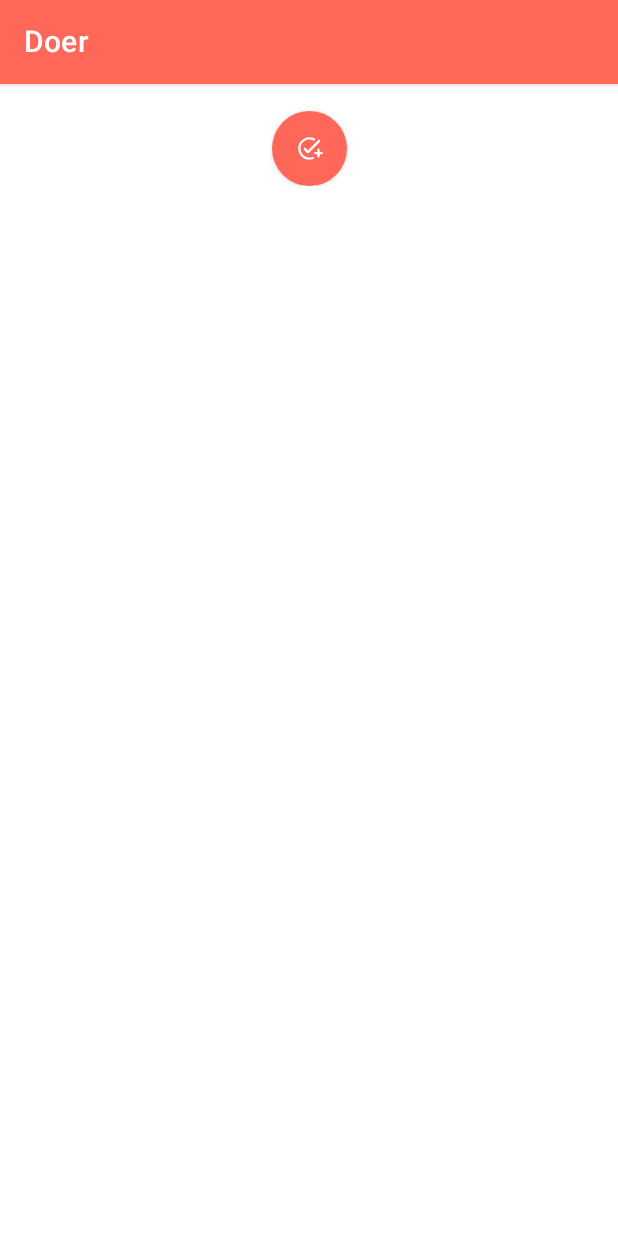
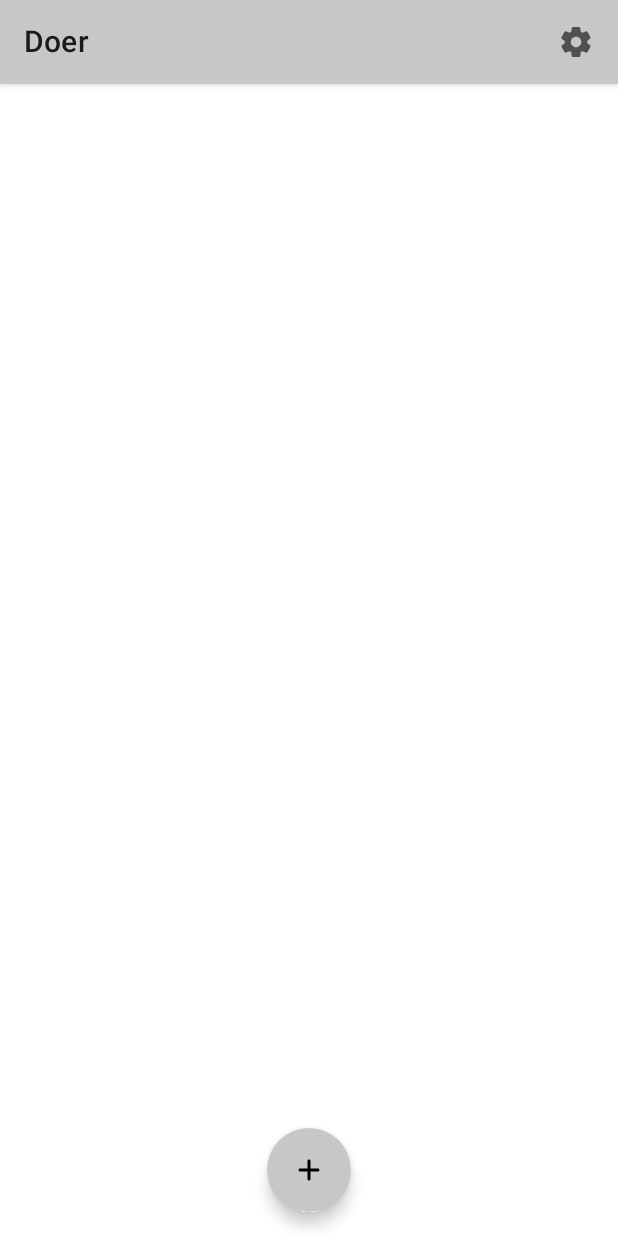
Before and after one commit to anikolsky/Doer, an Android app built with Jetpack Compose: the screen it shows after launch (MainActivity), on a phone screen of 412 x 824 dp. Run offline under Robolectric (Android 15) with nearby library versions, the phone set to English and light mode, and no system bars; our stand-ins replace Dagger/Hilt's generated code, Room's generated code, accompanist.

Commit message:
added settings screen and datastore, snackbar undo delete action, structural changes

```diff
--- a/app/build.gradle
+++ b/app/build.gradle
@@ -55,6 +55,8 @@ dependencies {
     implementation "androidx.compose.ui:ui:$compose_ui_version"
     implementation "androidx.compose.ui:ui-tooling-preview:$compose_ui_version"
     implementation 'androidx.compose.material:material:1.3.1'
+    implementation 'androidx.datastore:datastore-preferences:1.0.0'
+    implementation 'com.google.accompanist:accompanist-systemuicontroller:0.28.0'
 
     // Lifecycle
     implementation "androidx.lifecycle:lifecycle-runtime-ktx:$lifecycle_version"
@@ -80,7 +82,7 @@ dependencies {
     androidTestImplementation 'androidx.test.ext:junit:1.1.5'
     androidTestImplementation 'androidx.test.espresso:espresso-core:3.5.1'
     androidTestImplementation "androidx.compose.ui:ui-test-junit4:$compose_ui_version"
-    androidTestImplementation "androidx.test.ext:truth:1.5.0"
+    androidTestImplementation 'androidx.test.ext:truth:1.5.0'
     debugImplementation "androidx.compose.ui:ui-tooling:$compose_ui_version"
     debugImplementation "androidx.compose.ui:ui-test-manifest:$compose_ui_version"
 }
--- a/app/src/main/AndroidManifest.xml
+++ b/app/src/main/AndroidManifest.xml
@@ -2,19 +2,21 @@
 <manifest xmlns:android="http://schemas.android.com/apk/res/android"
     xmlns:tools="http://schemas.android.com/tools">
 
+<!--    <uses-permission android:name="android.permission.VIBRATE" />-->
+
     <application
+        android:name=".App"
         android:allowBackup="true"
         android:dataExtractionRules="@xml/data_extraction_rules"
         android:fullBackupContent="@xml/backup_rules"
         android:icon="@mipmap/ic_launcher"
         android:label="@string/app_name"
-        android:name=".App"
         android:roundIcon="@mipmap/ic_launcher_round"
         android:supportsRtl="true"
         android:theme="@style/Theme.Doer"
         tools:targetApi="31">
         <activity
-            android:name=".presentation.MainActivity"
+            android:name=".ui.MainActivity"
             android:exported="true"
             android:label="@string/app_name"
             android:theme="@style/Theme.Doer">
--- a/app/src/main/java/com/omtorney/doer/data/Repository.kt
+++ /dev/null
@@ -1,15 +0,0 @@
-package com.omtorney.doer.data
-
-import com.omtorney.doer.data.database.NoteDao
-import com.omtorney.doer.model.Note
-import javax.inject.Inject
-
-class Repository @Inject constructor(
-    private val noteDao: NoteDao
-) {
-    suspend fun addNote(note: Note) = noteDao.insert(note)
-
-    suspend fun updateNote(note: Note) = noteDao.update(note)
-
-    suspend fun deleteNote(note: Note) = noteDao.delete(note)
-}
--- /dev/null
+++ b/app/src/main/java/com/omtorney/doer/data/RepositoryImpl.kt
@@ -0,0 +1,30 @@
+package com.omtorney.doer.data
+
+import com.omtorney.doer.data.database.NoteDao
+import com.omtorney.doer.domain.Repository
+import com.omtorney.doer.model.Note
+import com.omtorney.doer.util.Constants
+import kotlinx.coroutines.flow.Flow
+import javax.inject.Inject
+
+class RepositoryImpl @Inject constructor(
+    private val noteDao: NoteDao,
+    private val settingsStore: SettingsStore
+) : Repository {
+    override suspend fun addNote(note: Note) = noteDao.insert(note)
+
+    override suspend fun updateNote(note: Note) = noteDao.update(note)
+
+    override suspend fun deleteNote(note: Note) = noteDao.delete(note)
+
+    override val getLineSeparatorState = settingsStore.getLineSeparatorState
+
+    override suspend fun setLineSeparatorState(enabled: Boolean) =
+        settingsStore.setLineSeparatorState(enabled)
+
+    override val getAccentColor: Flow<Long> = settingsStore.getAccentColor
+
+    override suspend fun setAccentColor(color: Long) = settingsStore.setAccentColor(color)
+
+    override val getInitialColor = Constants.initialColor
+}
--- /dev/null
+++ b/app/src/main/java/com/omtorney/doer/data/SettingsStore.kt
@@ -0,0 +1,44 @@
+package com.omtorney.doer.data
+
+import android.content.Context
+import androidx.datastore.core.DataStore
+import androidx.datastore.preferences.core.Preferences
+import androidx.datastore.preferences.core.booleanPreferencesKey
+import androidx.datastore.preferences.core.edit
+import androidx.datastore.preferences.core.longPreferencesKey
+import androidx.datastore.preferences.preferencesDataStore
+import com.omtorney.doer.util.Constants
+import kotlinx.coroutines.flow.Flow
+import kotlinx.coroutines.flow.map
+import javax.inject.Inject
+
+class SettingsStore @Inject constructor(private val context: Context) {
+
+    companion object {
+        private val Context.dataStore: DataStore<Preferences> by preferencesDataStore("DoerSettings")
+        val LINE_SEPARATOR_STATE = booleanPreferencesKey("line_separator_state")
+        val ACCENT_COLOR = longPreferencesKey("accent_color")
+    }
+
+    val getLineSeparatorState: Flow<Boolean> = context.dataStore.data
+        .map { preferences ->
+            preferences[LINE_SEPARATOR_STATE] ?: true
+        }
+
+    suspend fun setLineSeparatorState(state: Boolean) {
+        context.dataStore.edit { preferences ->
+            preferences[LINE_SEPARATOR_STATE] = state
+        }
+    }
+
+    val getAccentColor: Flow<Long> = context.dataStore.data
+        .map { preferences ->
+            preferences[ACCENT_COLOR] ?: Constants.initialColor
+        }
+
+    suspend fun setAccentColor(color: Long) {
+        context.dataStore.edit { preferences ->
+            preferences[ACCENT_COLOR] = color
+        }
+    }
+}
--- a/app/src/main/java/com/omtorney/doer/di/DataModule.kt
+++ b/app/src/main/java/com/omtorney/doer/di/DataModule.kt
@@ -2,9 +2,11 @@ package com.omtorney.doer.di
 
 import android.content.Context
 import androidx.room.Room
-import com.omtorney.doer.data.Repository
+import com.omtorney.doer.data.RepositoryImpl
+import com.omtorney.doer.data.SettingsStore
 import com.omtorney.doer.data.database.AppDatabase
 import com.omtorney.doer.data.database.NoteDao
+import com.omtorney.doer.domain.Repository
 import dagger.Module
 import dagger.Provides
 import dagger.hilt.InstallIn
@@ -34,7 +36,16 @@ object DataModule {
 
     @Provides
     @Singleton
-    fun provideRepository(noteDao: NoteDao): Repository {
-        return Repository(noteDao)
+    fun provideSettingsStore(@ApplicationContext appContext: Context) : SettingsStore {
+        return SettingsStore(appContext)
+    }
+
+    @Provides
+    @Singleton
+    fun provideRepository(
+        noteDao: NoteDao,
+        settingsStore: SettingsStore
+    ): Repository {
+        return RepositoryImpl(noteDao, settingsStore)
     }
 }
--- /dev/null
+++ b/app/src/main/java/com/omtorney/doer/domain/Repository.kt
@@ -0,0 +1,23 @@
+package com.omtorney.doer.domain
+
+import com.omtorney.doer.model.Note
+import kotlinx.coroutines.flow.Flow
+
+interface Repository {
+
+    suspend fun addNote(note: Note)
+
+    suspend fun updateNote(note: Note)
+
+    suspend fun deleteNote(note: Note)
+
+    val getLineSeparatorState: Flow<Boolean>
+
+    suspend fun setLineSeparatorState(enabled: Boolean)
+
+    val getAccentColor: Flow<Long>
+
+    suspend fun setAccentColor(color: Long)
+
+    val getInitialColor: Long
+}
--- a/app/src/main/java/com/omtorney/doer/presentation/MainActivity.kt
+++ b/app/src/main/java/com/omtorney/doer/ui/MainActivity.kt
@@ -1,4 +1,4 @@
-package com.omtorney.doer.presentation
+package com.omtorney.doer.ui
 
 import android.os.Bundle
 import androidx.activity.ComponentActivity
--- a/app/src/main/java/com/omtorney/doer/ui/compose/DoerApp.kt
+++ b/app/src/main/java/com/omtorney/doer/ui/compose/DoerApp.kt
@@ -1,24 +1,36 @@
 package com.omtorney.doer.ui.compose
 
 import androidx.compose.runtime.Composable
+import androidx.compose.ui.graphics.Color
+import androidx.compose.ui.viewinterop.AndroidView
 import androidx.hilt.navigation.compose.hiltViewModel
 import androidx.navigation.NavGraph.Companion.findStartDestination
 import androidx.navigation.compose.NavHost
 import androidx.navigation.compose.composable
 import androidx.navigation.compose.rememberNavController
-import com.omtorney.doer.presentation.HomeViewModel
+import com.google.accompanist.systemuicontroller.rememberSystemUiController
+import com.omtorney.doer.ui.viewmodel.HomeViewModel
+import com.omtorney.doer.ui.viewmodel.SettingsViewModel
 
 @Composable
 fun DoerApp() {
+    val systemUiController = rememberSystemUiController()
     val navController = rememberNavController()
-    val viewModel: HomeViewModel = hiltViewModel()
+    val homeViewModel: HomeViewModel = hiltViewModel()
+    val settingsViewModel: SettingsViewModel = hiltViewModel()
+
+    systemUiController.setStatusBarColor(
+        color = Color.Transparent,
+        darkIcons = true
+    )
+
     NavHost(
         navController = navController,
         startDestination = Screen.Home.route,
     ) {
         composable(Screen.Home.route) {
             HomeScreen(
-                viewModel = viewModel,
+                viewModel = homeViewModel,
                 onNoteClick = {
                     navController.navigate(Screen.Note.route) {
                         popUpTo(navController.graph.findStartDestination().id) { saveState = true }
@@ -33,12 +45,25 @@ fun DoerApp() {
                         launchSingleTop = true
                         restoreState = true
                     }
+                },
+                onSettingsClick = {
+                    navController.navigate(Screen.Settings.route) {
+                        popUpTo(navController.graph.findStartDestination().id) { saveState = true }
+                        launchSingleTop = true
+                        restoreState = true
+                    }
                 }
             )
         }
         composable(Screen.Note.route) {
             NoteScreen(
-                viewModel = viewModel,
+                viewModel = homeViewModel,
+                onClickClose = { navController.popBackStack() }
+            )
+        }
+        composable(Screen.Settings.route) {
+            SettingsScreen(
+                viewModel = settingsViewModel,
                 onClickClose = { navController.popBackStack() }
             )
         }
@@ -48,4 +73,5 @@ fun DoerApp() {
 private sealed class Screen(val route: String) {
     object Home : Screen("home")
     object Note : Screen("note")
+    object Settings : Screen("settings")
 }
--- a/app/src/main/java/com/omtorney/doer/ui/compose/HomeScreen.kt
+++ b/app/src/main/java/com/omtorney/doer/ui/compose/HomeScreen.kt
@@ -2,21 +2,26 @@ package com.omtorney.doer.ui.compose
 
 import androidx.compose.foundation.ExperimentalFoundationApi
 import androidx.compose.foundation.background
+import androidx.compose.foundation.border
 import androidx.compose.foundation.layout.*
 import androidx.compose.foundation.lazy.LazyColumn
 import androidx.compose.foundation.lazy.items
-import androidx.compose.foundation.shape.RoundedCornerShape
 import androidx.compose.material.*
-import androidx.compose.runtime.Composable
-import androidx.compose.runtime.collectAsState
-import androidx.compose.runtime.getValue
-import androidx.compose.ui.Alignment
+import androidx.compose.material.icons.Icons
+import androidx.compose.material.icons.rounded.Add
+import androidx.compose.material.icons.rounded.Settings
+import androidx.compose.runtime.*
+import androidx.compose.runtime.saveable.rememberSaveable
 import androidx.compose.ui.Modifier
-import androidx.compose.ui.res.painterResource
+import androidx.compose.ui.graphics.Color
+import androidx.compose.ui.graphics.Shape
 import androidx.compose.ui.res.stringResource
 import androidx.compose.ui.unit.dp
+import androidx.compose.ui.window.Dialog
 import com.omtorney.doer.R
-import com.omtorney.doer.presentation.HomeViewModel
+import com.omtorney.doer.model.Note
+import com.omtorney.doer.ui.viewmodel.HomeViewModel
+import kotlinx.coroutines.launch
 
 @OptIn(
     ExperimentalMaterialApi::class,
@@ -26,16 +31,78 @@ import com.omtorney.doer.presentation.HomeViewModel
 fun HomeScreen(
     viewModel: HomeViewModel,
     onNoteClick: () -> Unit,
-    onAddNoteClick: () -> Unit
+    onAddNoteClick: () -> Unit,
+    onSettingsClick: () -> Unit,
+    modifier: Modifier = Modifier
 ) {
     val notes by viewModel.allNotes.collectAsState()
+    val accentColor by viewModel.accentColor.collectAsState()
+    val lineSeparatorState by viewModel.lineSeparatorState.collectAsState()
+    val scaffoldState = rememberScaffoldState()
+    val coroutineScope = rememberCoroutineScope()
 
-    Scaffold(topBar = {
+    Scaffold(
+        topBar = {
             TopAppBar(
                 title = { Text(text = stringResource(R.string.app_name)) },
-            backgroundColor = MaterialTheme.colors.primary
+                backgroundColor = Color(accentColor),
+                actions = {
+                    IconButton(onClick = onSettingsClick) {
+                        Icon(
+                            imageVector = Icons.Rounded.Settings,
+                            contentDescription = stringResource(R.string.settings)
                         )
-    })
+                    }
+                }
+            )
+        },
+        floatingActionButton = {
+            FloatingActionButton(
+                onClick = {
+                    viewModel.resetSelectedNote()
+                    onAddNoteClick()
+                },
+                backgroundColor = Color(accentColor)
+            ) {
+                Icon(
+                    imageVector = Icons.Rounded.Add,
+                    contentDescription = stringResource(R.string.add)
+                )
+            }
+        },
+        floatingActionButtonPosition = FabPosition.Center,
+        scaffoldState = scaffoldState,
+        snackbarHost = {
+
+            SnackbarHost(
+                hostState = it,
+                snackbar = { data ->
+                    Snackbar(
+                        action = {
+                            data.actionLabel?.let { actionLabel ->
+                                TextButton(onClick = { viewModel.undoDeleteNote() }) {
+                                    Text(
+                                        text = actionLabel,
+                                        style = MaterialTheme.typography.body2
+                                    )
+                                }
+                            }
+                        },
+                        backgroundColor = MaterialTheme.colors.background,
+                        shape = MaterialTheme.shapes.small,
+                        modifier = Modifier.padding(16.dp)
+                    ) {
+                        Text(
+                            text = data.message,
+                            style = MaterialTheme.typography.body2,
+                            color = MaterialTheme.colors.onBackground
+                        )
+                    }
+                },
+                modifier = modifier
+            )
+        }
+    )
     { paddingValues ->
         LazyColumn(modifier = Modifier.padding(paddingValues)) {
             items(
@@ -48,6 +115,13 @@ fun HomeScreen(
                             it == DismissValue.DismissedToEnd
                         ) {
                             viewModel.deleteNote(note)
+                            coroutineScope.launch {
+                                scaffoldState.snackbarHostState.showSnackbar(
+                                    message = "Deleted",
+                                    actionLabel = "Undo",
+                                    duration = SnackbarDuration.Short
+                                )
+                            }
                             return@rememberDismissState true
                         }
                         return@rememberDismissState false
@@ -55,46 +129,23 @@ fun HomeScreen(
                 )
                 NoteItem(
                     note = note,
-                    onNoteClick = { noteItem ->
-                        viewModel.selectNote(noteItem)
+                    onNoteClick = {
+                        viewModel.selectNote(note)
                         onNoteClick()
                     },
                     onLongClick = { /* TODO something */ },
                     dismissState = dismissState,
                     modifier = Modifier.animateItemPlacement()
                 )
+                if (lineSeparatorState) {
                     Spacer(
                         modifier = Modifier
                             .fillMaxWidth()
                             .height(0.5.dp)
-                        .background(color = MaterialTheme.colors.primary.copy(alpha = 0.1f))
-                )
-            }
-            item(key = "add_button") {
-                Box(
-                    modifier = Modifier
-                        .animateItemPlacement()
-                        .fillMaxWidth()
-                ) {
-                    Button(
-                        onClick = {
-                            viewModel.resetSelectedNote()
-                            onAddNoteClick()
-                        },
-                        shape = RoundedCornerShape(25.dp),
-                        modifier = Modifier
-                            .align(Alignment.Center)
-                            .padding(top = 18.dp)
-                            .height(50.dp)
-                            .width(50.dp)
-                    ) {
-                        Icon(
-                            painter = painterResource(R.drawable.ic_round_add_task),
-                            contentDescription = stringResource(R.string.add)
+                            .background(color = Color(accentColor).copy(alpha = 0.2f))
                     )
                 }
             }
         }
     }
 }
-}
--- a/app/src/main/java/com/omtorney/doer/ui/compose/NoteItem.kt
+++ b/app/src/main/java/com/omtorney/doer/ui/compose/NoteItem.kt
@@ -27,13 +27,14 @@ import com.omtorney.doer.ui.theme.DoerTheme
 @Composable
 fun NoteItem(
     note: Note,
-    onNoteClick: (Note) -> Unit,
+    onNoteClick: () -> Unit,
     onLongClick: (Note) -> Unit,
     dismissState: DismissState,
     modifier: Modifier = Modifier
 ) {
     SwipeToDismiss(
         state = dismissState,
+        dismissThresholds = { FractionalThreshold(0.25f) },
         background = {
             val direction = dismissState.dismissDirection ?: return@SwipeToDismiss
             val alignment = when (direction) {
@@ -71,7 +72,7 @@ fun NoteItem(
             modifier = Modifier
                 .background(color = MaterialTheme.colors.background)
                 .combinedClickable(
-                    onClick = { onNoteClick(note) },
+                    onClick = { onNoteClick() },
                     onLongClick = { onLongClick(note) }
                 )
 
--- a/app/src/main/java/com/omtorney/doer/presentation/HomeViewModel.kt
+++ b/app/src/main/java/com/omtorney/doer/ui/viewmodel/HomeViewModel.kt
@@ -1,12 +1,12 @@
-package com.omtorney.doer.presentation
+package com.omtorney.doer.ui.viewmodel
 
 import androidx.compose.runtime.MutableState
 import androidx.compose.runtime.State
 import androidx.compose.runtime.mutableStateOf
 import androidx.lifecycle.ViewModel
 import androidx.lifecycle.viewModelScope
-import com.omtorney.doer.data.Repository
 import com.omtorney.doer.data.database.NoteDao
+import com.omtorney.doer.domain.Repository
 import com.omtorney.doer.model.Note
 import dagger.hilt.android.lifecycle.HiltViewModel
 import kotlinx.coroutines.flow.SharingStarted
@@ -24,10 +24,24 @@ class HomeViewModel @Inject constructor(
     val selectedNote: State<Note?>
         get() = _selectedNote
 
+    private var deletedNote: Note? = null
+
     val allNotes = this.noteDao.getAll().stateIn(
         scope = viewModelScope,
         started = SharingStarted.WhileSubscribed(),
         initialValue = emptyList()
+    )
+
+    val lineSeparatorState = repository.getLineSeparatorState.stateIn(
+        scope = viewModelScope,
+        started = SharingStarted.WhileSubscribed(),
+        initialValue = true
+    )
+
+    val accentColor = repository.getAccentColor.stateIn(
+        scope = viewModelScope,
+        started = SharingStarted.WhileSubscribed(),
+        initialValue = repository.getInitialColor
     )
 
     fun addNote(noteText: String) = viewModelScope.launch {
@@ -40,8 +54,19 @@ class HomeViewModel @Inject constructor(
         repository.updateNote(note)
     }
 
-    fun deleteNote(note: Note) = viewModelScope.launch {
-        repository.deleteNote(note)
+    fun deleteNote(note: Note) {
+        deletedNote = note
+        viewModelScope.launch {
+            repository.deleteNote(note)
+        }
+    }
+
+    fun undoDeleteNote() {
+        if (deletedNote != null)
+            viewModelScope.launch {
+                repository.addNote(deletedNote!!)
+                deletedNote = null
+            }
     }
 
     fun selectNote(note: Note) {
--- /dev/null
+++ b/app/src/main/java/com/omtorney/doer/ui/viewmodel/SettingsViewModel.kt
@@ -0,0 +1,36 @@
+package com.omtorney.doer.ui.viewmodel
+
+import androidx.lifecycle.ViewModel
+import androidx.lifecycle.viewModelScope
+import com.omtorney.doer.domain.Repository
+import dagger.hilt.android.lifecycle.HiltViewModel
+import kotlinx.coroutines.flow.SharingStarted
+import kotlinx.coroutines.flow.stateIn
+import kotlinx.coroutines.launch
+import javax.inject.Inject
+
+@HiltViewModel
+class SettingsViewModel @Inject constructor(
+    private val repository: Repository
+) : ViewModel() {
+
+    val lineSeparatorState = repository.getLineSeparatorState.stateIn(
+        scope = viewModelScope,
+        started = SharingStarted.WhileSubscribed(),
+        initialValue = true
+    )
+
+    fun setLineSeparatorState(state: Boolean) = viewModelScope.launch {
+        repository.setLineSeparatorState(state)
+    }
+
+    val accentColor = repository.getAccentColor.stateIn(
+        scope = viewModelScope,
+        started = SharingStarted.WhileSubscribed(),
+        initialValue = repository.getInitialColor
+    )
+
+    fun setAccentColor(color: Long) = viewModelScope.launch {
+        repository.setAccentColor(color)
+    }
+}
--- /dev/null
+++ b/app/src/main/java/com/omtorney/doer/util/Constants.kt
@@ -0,0 +1,6 @@
+package com.omtorney.doer.util
+
+object Constants {
+
+    const val initialColor = 0xFFC7C7C7
+}
--- /dev/null
+++ b/app/src/main/res/drawable/ic_round_save.xml
@@ -0,0 +1,5 @@
+<vector android:height="24dp" android:tint="#000000"
+    android:viewportHeight="24" android:viewportWidth="24"
+    android:width="24dp" xmlns:android="http://schemas.android.com/apk/res/android">
+    <path android:fillColor="@android:color/white" android:pathData="M17.59,3.59c-0.38,-0.38 -0.89,-0.59 -1.42,-0.59L5,3c-1.11,0 -2,0.9 -2,2v14c0,1.1 0.9,2 2,2h14c1.1,0 2,-0.9 2,-2L21,7.83c0,-0.53 -0.21,-1.04 -0.59,-1.41l-2.82,-2.83zM12,19c-1.66,0 -3,-1.34 -3,-3s1.34,-3 3,-3 3,1.34 3,3 -1.34,3 -3,3zM13,9L7,9c-1.1,0 -2,-0.9 -2,-2s0.9,-2 2,-2h6c1.1,0 2,0.9 2,2s-0.9,2 -2,2z"/>
+</vector>
--- a/app/src/main/res/values/strings.xml
+++ b/app/src/main/res/values/strings.xml
@@ -8,4 +8,5 @@
     <string name="deleted">Deleted</string>
     <string name="edit">Edit</string>
     <string name="dismiss">Dismiss</string>
+    <string name="settings">Settings</string>
 </resources>
```
Also changed, not shown: app/src/main/java/com/omtorney/doer/ui/compose/NoteScreen.kt (+70 -35 lines), app/src/main/java/com/omtorney/doer/ui/compose/SettingsScreen.kt (added, +178 -0 lines), 1 other file. Lines whose indentation alone changed are shown as unchanged.
